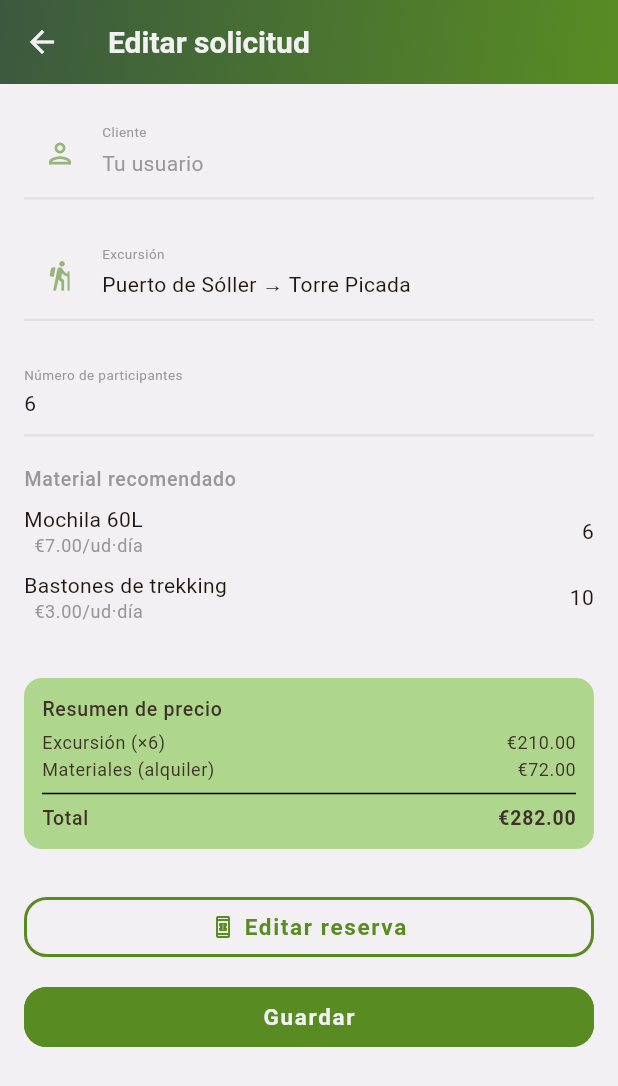
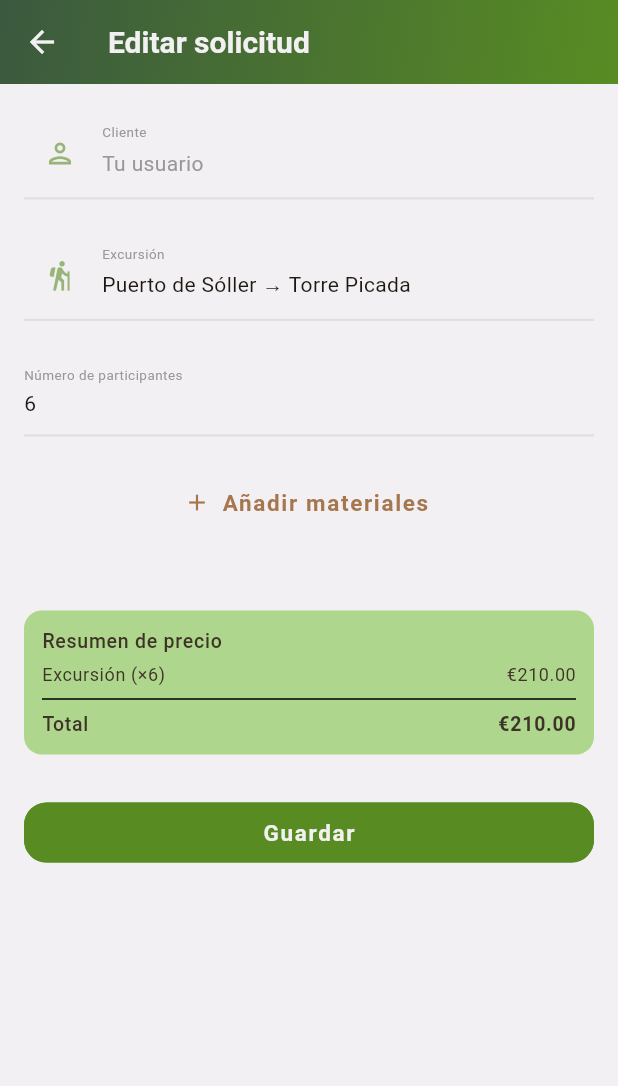
Before and after one commit to adminoutventura-dot/Outventura-Frontend, a Flutter app: the SolicitudFormPage screen opened directly with sample values from the repository, on a phone screen of 412 x 824 dp. Shown: the top 1086 px of the screen. Run offline on Flutter 3.47's test engine with Material 3 defaults, Android fonts, the phone set to English and light mode, and no system bars; our stand-ins replace flutter_riverpod, shared_preferences; accounts and stored records are empty.

Commit message:
Ajustes de lógica

```diff
--- a/lib/features/outventura/data/fakes/excursions_fake.dart
+++ b/lib/features/outventura/data/fakes/excursions_fake.dart
@@ -82,4 +82,5 @@
     fechaInicio: DateTime(2026, 8, 5, 18, 0),
     fechaFin: DateTime(2026, 8, 5, 20, 0),
   ),
+
 ];
--- a/lib/features/outventura/domain/entities/request.dart
+++ b/lib/features/outventura/domain/entities/request.dart
@@ -2,6 +2,7 @@
 enum EstadoSolicitud {
   pendiente,
   confirmada,
+  enCurso,
   finalizada,
   cancelada;
 
@@ -11,6 +12,8 @@
         return 'Pendiente';
       case EstadoSolicitud.confirmada:
         return 'Confirmada';
+      case EstadoSolicitud.enCurso:
+        return 'En curso';
       case EstadoSolicitud.finalizada:
         return 'Finalizada';
       case EstadoSolicitud.cancelada:
--- a/lib/features/outventura/domain/entities/reservation.dart
+++ b/lib/features/outventura/domain/entities/reservation.dart
@@ -2,6 +2,7 @@
 enum EstadoReserva {
   pendiente,
   confirmada,
+  enCurso,
   finalizada,
   cancelada;
 
@@ -11,6 +12,8 @@
         return 'Pendiente';
       case EstadoReserva.confirmada:
         return 'Confirmada';
+      case EstadoReserva.enCurso:
+        return 'En curso';
       case EstadoReserva.finalizada:
         return 'Finalizada';
       case EstadoReserva.cancelada:
--- a/lib/features/outventura/presentation/controllers/request_form_controller.dart
+++ b/lib/features/outventura/presentation/controllers/request_form_controller.dart
@@ -1,5 +1,8 @@
 import 'package:flutter/material.dart';
+import 'package:flutter_riverpod/flutter_riverpod.dart';
 import 'package:outventura/core/utils/id_generator.dart';
+import 'package:outventura/features/outventura/presentation/providers/excursions_provider.dart';
+import 'package:outventura/features/outventura/presentation/providers/reservations_provider.dart';
 import 'package:outventura/features/outventura/domain/entities/equipment.dart';
 import 'package:outventura/features/outventura/domain/entities/excursion.dart';
 import 'package:outventura/features/outventura/domain/entities/reservation.dart';
@@ -287,4 +290,23 @@
   void dispose() {
     participantesCtrl.dispose();
   }
+
+  // Crea una reserva a partir de los datos actuales del formulario.
+  // Si hay un error de validación, muestra un snackbar y devuelve null.
+  Reserva? crearReservaDesdeSolicitud({
+    required BuildContext context,
+    required WidgetRef ref,
+  }) {
+    final String? error = mensajeErrorReserva;
+    if (error != null) {
+      ScaffoldMessenger.of(context).showSnackBar(SnackBar(content: Text(error)));
+      return null;
+    }
+    final List<Excursion> excursiones = ref.read(excursionesProvider).value ?? [];
+    final Reserva? reserva = crearReserva(excursiones);
+    if (reserva != null) {
+      ref.read(reservasProvider.notifier).agregar(reserva);
+    }
+    return reserva;
+  }
 }
--- a/lib/features/outventura/presentation/pages/forms/request_form_page.dart
+++ b/lib/features/outventura/presentation/pages/forms/request_form_page.dart
@@ -35,21 +35,8 @@
 
 class _SolicitudFormPageState extends ConsumerState<SolicitudFormPage> {
   late final RequestFormController _controller;
-
-  // Funcion para crear una reserva a partir de la solicitud actual. Si hay un error, muestra un mensaje y devuelve null.
-  Reserva? _crearReservaDesdeSolicitud() {
-    final String? error = _controller.mensajeErrorReserva;
-    if (error != null) {
-      ScaffoldMessenger.of(context).showSnackBar(SnackBar(content: Text(error)));
-      return null;
-    }
-    final List<Excursion> excursiones = ref.read(excursionesProvider).value ?? [];
-    final Reserva? reserva = _controller.crearReserva(excursiones);
-    if (reserva != null) {
-      ref.read(reservasProvider.notifier).agregar(reserva);
-    }
-    return reserva;
-  }
+  // Al editar sin reserva, los materiales se ocultan hasta que el usuario pulse "Añadir materiales".
+  bool _mostrarMateriales = false;
 
   @override
   void initState() {
@@ -93,27 +80,48 @@
     final List<Excursion> excursiones = ref.watch(excursionesProvider).value ?? [];
     final List<Equipamiento> equipamientos = ref.watch(equipamientosProvider).value ?? [];
 
+    // Si la reserva vinculada fue borrada desde otra pantalla, limpiar el controller.
+    if (_controller.idReserva != null) {
+      final List<Reserva> reservas = ref.watch(reservasProvider).value ?? [];
+      final bool reservaAunExiste = reservas.any((Reserva r) => r.id == _controller.idReserva);
+      if (!reservaAunExiste) {
+        WidgetsBinding.instance.addPostFrameCallback((_) {
+          if (mounted) {
+            setState(() {
+              _controller.idReserva = null;
+              _controller.materialesSolicitados.clear();
+            });
+          }
+        });
+      }
+    }
+
     // Indica si estamos en modo cliente (se ha pasado un idUsuario fijo).
     final bool modoCliente = widget.initialIdUsuario != null;
 
     List<Usuario> usuariosDisponibles = ref.read(usuariosProvider).value ?? [];
-    if (modoCliente && widget.initialIdUsuario != null) {
+    if (modoCliente) {
       usuariosDisponibles = usuariosDisponibles
           .where((Usuario u) => u.id == widget.initialIdUsuario)
           .toList();
     }
 
-    final Excursion? excursionSeleccionada = _controller.buscarExcursionSeleccionada(
-      excursiones,
-    );
+    final Excursion? excursionSeleccionada = _controller.buscarExcursionSeleccionada( excursiones );
+
+    // Cargo por daños de la reserva asociada (si existe y tiene daños registrados).
+    final List<Reserva> todasReservas = ref.watch(reservasProvider).value ?? [];
+    final Reserva? reservaAsociada = _controller.idReserva != null
+        ? todasReservas.where((Reserva r) => r.id == _controller.idReserva).firstOrNull
+        : null;
+    final double cargoDanios = reservaAsociada?.cargoDanios ?? 0;
 
     // Mapa para mostrar el nombre del equipamiento a partir de su id.
-    final Map<int, String> nombrePorId = {
-      for (final Equipamiento e in equipamientos) e.id: e.nombre,
-    };
-    final Map<int, double> precioPorId = {
-      for (final Equipamiento e in equipamientos) e.id: e.precioAlquilerDiario,
-    };
+    final Map<int, String> nombrePorId = {};
+    final Map<int, double> precioPorId = {};
+    for (final Equipamiento e in equipamientos) {
+      nombrePorId[e.id] = e.nombre;
+      precioPorId[e.id] = e.precioAlquilerDiario;
+    }
 
     return Scaffold(
       appBar: AppBar(
@@ -131,12 +139,7 @@
       body: Form(
         key: _controller.formKey,
         child: ListView(
-          padding: EdgeInsets.fromLTRB(
-            16,
-            16,
-            16,
-            MediaQuery.of(context).padding.bottom + 24,
-          ),
+          padding: EdgeInsets.fromLTRB( 16, 16, 16, MediaQuery.of(context).padding.bottom + 24 ),
           children: [
             // Usuario (cliente)
             AppDropdownField<Usuario>(
@@ -181,7 +184,12 @@
               onChanged: (_) => setState(() => _controller.recalcularMateriales(excursiones)),
             ),
 
+            // Material recomendado y selección de materiales (solo si se ha seleccionado una excursión)
             const SizedBox(height: 20),
+            // Al crear: materiales con controles desde el inicio.
+            // Al editar sin reserva: botón para mostrar materiales, ocultos por defecto.
+            // Al editar con reserva: materiales en solo lectura.
+            if (!isEdit || _mostrarMateriales) ...[
               Row(
                 mainAxisAlignment: MainAxisAlignment.spaceBetween,
                 children: [
@@ -189,8 +197,7 @@
                     'Material recomendado',
                     style: tt.labelMedium?.copyWith(color: cs.onSurfaceVariant),
                   ),
-                // Botón para añadir todo el material recomendado.
-                if (excursionSeleccionada != null && _controller.idReserva == null)
+                  if (excursionSeleccionada != null)
                     TertiaryButton(
                       label: 'Añadir todos',
                       icon: Icons.add,
@@ -206,6 +213,10 @@
                 ],
               ),
               const SizedBox(height: 8),
+
+              // Si no hay excursión seleccionada, mostrar mensaje.
+              // Si la excursión no requiere material, mostrar otro mensaje.
+              // Si hay materiales, mostrarlos con controles para modificar las cantidades.
               if (excursionSeleccionada == null)
                 Text(
                   'Selecciona una excursión para ver material recomendado.',
@@ -222,12 +233,11 @@
                   final int cantidad = entry.value;
                   final String nombre = nombrePorId[idEquipamiento] ?? 'Material #$idEquipamiento';
                   final double? precioDiario = precioPorId[idEquipamiento];
-
                   return Padding(
                     padding: const EdgeInsets.only(bottom: 8),
                     child: Row(
                       children: [
-                      // Nombre del material y precio
+                        // Nombre del material y precio diario
                         Expanded(
                           child: Column(
                             crossAxisAlignment: CrossAxisAlignment.start,
@@ -242,47 +252,84 @@
                           ),
                         ),
 
-                      // Si hay una reserva asociada, muestra el boton "-".
-                      if (_controller.idReserva == null) ...[
+                        // Botones: - (cantidad) +
                         IconButton(
                           icon: const Icon(Icons.remove, size: 18),
                           onPressed: cantidad > 0
-                              ? () => setState(
-                                  () => _controller.establecerCantidadMaterial(
-                                    idEquipamiento,
-                                    cantidad - 1,
-                                  ),
-                                )
+                              ? () => setState(() => _controller.establecerCantidadMaterial(idEquipamiento, cantidad - 1))
                               : null,
                         ),
-                      ],
-
-                      // Cantidad solicitada
                         Text('$cantidad', style: tt.bodyMedium),
-
-                      // Si hay una reserva asociada, muestra el boton "+".
-                      if (_controller.idReserva == null) ...[
                         IconButton(
                           icon: const Icon(Icons.add, size: 18),
-                          onPressed: () => setState(
-                            () => _controller.establecerCantidadMaterial(
-                              idEquipamiento,
-                              cantidad + 1,
+                          onPressed: () => setState(() => _controller.establecerCantidadMaterial(idEquipamiento, cantidad + 1)),
                         ),
-                          ),
-                        ),
-                        // Botón eliminar material
                         IconButton(
                           icon: Icon(Icons.delete_outline, size: 18, color: cs.error),
-                          onPressed: () => setState(
-                            () => _controller.materialesSolicitados.remove(idEquipamiento),
+                          onPressed: () => setState(() => _controller.materialesSolicitados.remove(idEquipamiento)),
                         ),
-                        ),
-                      ],
                       ],
                     ),
                   );
                 }),
+
+            // Si estamos editando una solicitud sin reserva, mostrar botón para añadir materiales recomendados.
+            ] else if (isEdit && _controller.idReserva == null && excursionSeleccionada != null && excursionSeleccionada.materialesPorParticipante.isNotEmpty) ...[
+              // Editando sin reserva: botón para añadir materiales
+              TertiaryButton(
+                label: 'Añadir materiales',
+                icon: Icons.add,
+                onPressed: () => setState(() {
+                  _mostrarMateriales = true;
+                  for (final MapEntry<int, int> entry in excursionSeleccionada.materialesPorParticipante.entries) {
+                    _controller.establecerCantidadMaterial(entry.key, entry.value * _controller.numeroParticipantes);
+                  }
+                }),
+              ),
+
+            // Si estamos editando una solicitud con reserva, mostrar materiales en solo lectura (sin controles).
+            ] else if (_controller.idReserva != null && _controller.materialesSolicitados.isNotEmpty) ...[
+              Text(
+                'Material reservado',
+                style: tt.labelMedium?.copyWith(color: cs.onSurfaceVariant),
+              ),
+              const SizedBox(height: 8),
+
+              // .entries — convierte el Map<int, int> en un iterable de pares MapEntry<int, int> (clave=idEquipamiento, valor=cantidad)
+              // .map((entry) { ... }) — transforma cada entrada en un widget Padding con la fila de ese material
+              // ... (spread operator) — "despliega" la lista resultante dentro del array de widgets
+              ..._controller.materialesSolicitados.entries.map((entry) {
+                final int idEquipamiento = entry.key;
+                final int cantidad = entry.value;
+                final String nombre = nombrePorId[idEquipamiento] ?? 'Material #$idEquipamiento';
+                final double? precioDiario = precioPorId[idEquipamiento];
+                return Padding(
+                  padding: const EdgeInsets.only(bottom: 8),
+                  child: Row(
+                    children: [
+                      Expanded(
+                        child: Column(
+                          crossAxisAlignment: CrossAxisAlignment.start,
+                          children: [
+                            Text(nombre, style: tt.bodyMedium),
+                            if (precioDiario != null && precioDiario > 0)
+                              Text(
+                                '  €${precioDiario.toStringAsFixed(2)}/ud·día',
+                                style: tt.bodySmall?.copyWith(color: cs.onSurfaceVariant),
+                              ),
+                          ],
+                        ),
+                      ),
+                      Text('$cantidad', style: tt.bodyMedium?.copyWith(color: cs.onSurfaceVariant)),
+                    ],
+                  ),
+                );
+              }),
+            ],
+
+
+            const SizedBox(height: 20),
+            // Si está en modo cliente, mostrar campos adicionales para estado y experto (solo lectura para el cliente, editable para el gestor).
             if (!modoCliente) ...[
               const SizedBox(height: 20),
               // Estado
@@ -355,6 +402,8 @@
                       ),
                     ],
                     const Divider(),
+
+                    // Precio total (excursión + materiales).
                     Row(
                       mainAxisAlignment: MainAxisAlignment.spaceBetween,
                       children: [
@@ -362,6 +411,19 @@
                         Text('€${_controller.calcularPrecioTotal(excursiones, equipamientos).toStringAsFixed(2)}', style: tt.labelMedium?.copyWith(color: cs.onPrimaryContainer, fontWeight: FontWeight.bold)),
                       ],
                     ),
+
+                    // Cargo por daños (separado del total, solo si hay daños registrados)
+                    if (cargoDanios > 0) ...[
+                      const SizedBox(height: 6),
+                      const Divider(),
+                      Row(
+                        mainAxisAlignment: MainAxisAlignment.spaceBetween,
+                        children: [
+                          Text('Cargo por daños', style: tt.bodySmall?.copyWith(color: cs.error)),
+                          Text('+ €${cargoDanios.toStringAsFixed(2)}', style: tt.bodySmall?.copyWith(color: cs.error, fontWeight: FontWeight.bold)),
+                        ],
+                      ),
+                    ],
                   ],
                 ),
               ),
@@ -396,7 +458,10 @@
 
                 // Si no hay reserva asociada pero se han seleccionado materiales, crear la reserva antes de guardar la solicitud.
                 if (_controller.idReserva == null && _controller.tieneMateriales) {
-                  final Reserva? reserva = _crearReservaDesdeSolicitud();
+                  final Reserva? reserva = _controller.crearReservaDesdeSolicitud(
+                    context: context,
+                    ref: ref,
+                  );
                   if (reserva == null) {
                     return;
                   }
--- a/lib/features/outventura/presentation/widgets/request_card.dart
+++ b/lib/features/outventura/presentation/widgets/request_card.dart
@@ -55,6 +55,11 @@
         cs.error,
         cs.onError,
         cs.error
+      ),
+      EstadoSolicitud.enCurso => (
+        cs.secondary,
+        cs.onSecondary,
+        cs.secondary,
       ),
     };
 
--- a/lib/features/outventura/presentation/widgets/reservation_card.dart
+++ b/lib/features/outventura/presentation/widgets/reservation_card.dart
@@ -44,6 +44,7 @@
       EstadoReserva.confirmada => (cs.primary, cs.onPrimary, cs.primary),
       EstadoReserva.finalizada => (cs.secondary.withValues(alpha: 0.35), cs.onPrimaryContainer, cs.secondary.withValues(alpha: 0.35)),
       EstadoReserva.cancelada => (cs.error, cs.onError, cs.error),
+      EstadoReserva.enCurso => (cs.secondary, cs.onSecondary, cs.secondary),
     };
 
     // Lista de imágenes de los equipamientos, filtrando los nulos
```
Also changed, not shown: lib/features/outventura/data/fakes/requests_fake.dart (+12 -0 lines), lib/features/outventura/data/fakes/reservations_fake.dart (+14 -0 lines). Lines whose indentation alone changed are shown as unchanged.
